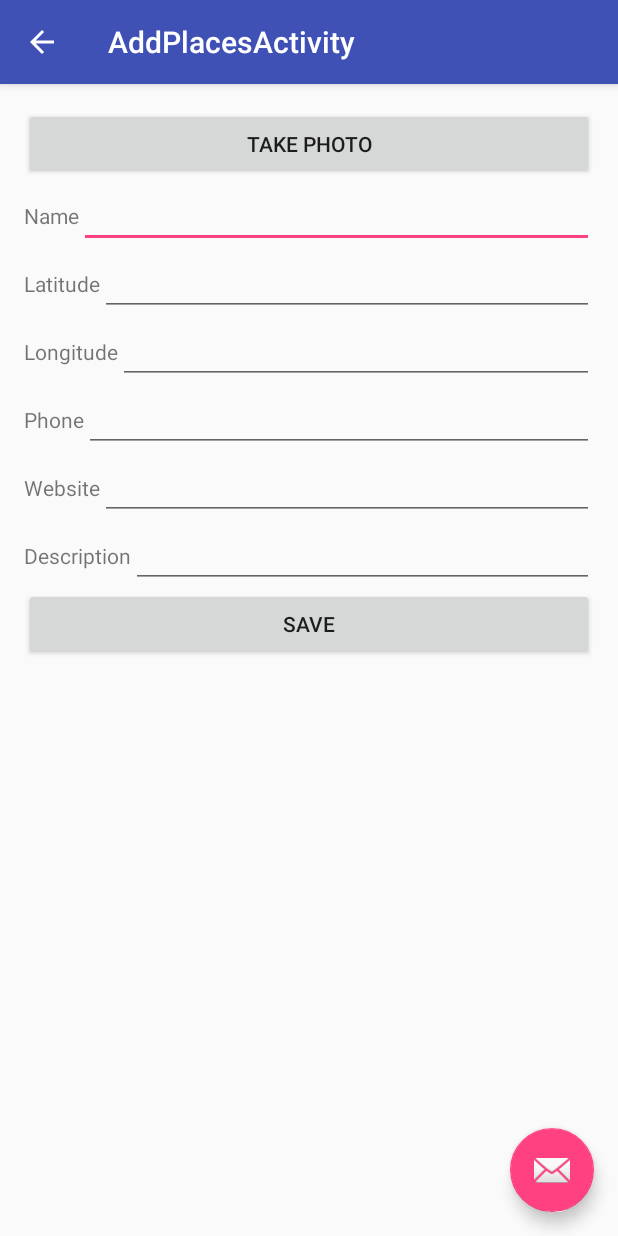
After one commit to vnthanh/MiniProject1-CityExplorer, an Android app: the AddPlacesActivity screen opened directly, with no data from a screen before it, on a phone screen of 412 x 824 dp. The commit adds this screen. Run offline under Robolectric (Android 15) with nearby library versions, the phone set to English and light mode, and no system bars.

Commit message:
Add "AddPlace" Activity, rework fileManager
- Add place activity
- image taken store in sdcard
- Rework file, create fileManager class (still hard-code)
- Bug of the day: get image taken, move between activity

```diff
--- /dev/null
+++ b/CityExplorer/app/src/main/java/com/example/user/cityexplorer/AddPlacesActivity.java
@@ -0,0 +1,153 @@
+package com.example.user.cityexplorer;
+
+import android.content.Intent;
+import android.content.res.AssetManager;
+import android.graphics.Bitmap;
+import android.graphics.BitmapFactory;
+import android.os.Bundle;
+import android.os.Environment;
+import android.provider.MediaStore;
+import android.support.design.widget.FloatingActionButton;
+import android.support.design.widget.Snackbar;
+import android.support.v7.app.AppCompatActivity;
+import android.support.v7.widget.Toolbar;
+import android.view.View;
+import android.widget.EditText;
+import android.widget.ImageView;
+
+import com.google.android.gms.maps.MapsInitializer;
+import com.google.android.gms.maps.model.LatLng;
+
+import java.io.File;
+import java.io.FileNotFoundException;
+import java.io.FileOutputStream;
+import java.io.IOException;
+import java.io.PrintStream;
+import java.util.ArrayList;
+
+public class AddPlacesActivity extends AppCompatActivity {
+
+    ImageView iv;
+    Bitmap bmp; // Store iamge to save
+    EditText et_PlaceName, et_Latitude, et_Longitude, et_Phone, et_Website, et_Description;
+    ArrayList<Place> PlacesFromFile;
+
+    @Override
+    protected void onCreate(Bundle savedInstanceState) {
+        super.onCreate(savedInstanceState);
+        setContentView(R.layout.activity_add_places);
+        Toolbar toolbar = (Toolbar) findViewById(R.id.toolbar);
+        setSupportActionBar(toolbar);
+
+        FloatingActionButton fab = (FloatingActionButton) findViewById(R.id.fab);
+        fab.setOnClickListener(new View.OnClickListener() {
+            @Override
+            public void onClick(View view) {
+                Snackbar.make(view, "Replace with your own action", Snackbar.LENGTH_LONG)
+                        .setAction("Action", null).show();
+            }
+        });
+        getSupportActionBar().setDisplayHomeAsUpEnabled(true);
+
+        //
+        iv = (ImageView) findViewById(R.id.iv_Photo);
+        et_PlaceName = (EditText) findViewById(R.id.et_PlaceName) ;
+        et_Latitude = (EditText) findViewById(R.id.et_Latitude) ;
+        et_Longitude = (EditText) findViewById(R.id.et_Longitude) ;
+        et_Phone = (EditText) findViewById(R.id.et_Phone) ;
+        et_Website = (EditText) findViewById(R.id.et_Website) ;
+        et_Description = (EditText) findViewById(R.id.et_Description) ;
+
+        // Load from file to write again to
+        // Load from internal, getFileDir
+
+        // Code copy from Bookmark act
+        AssetManager am = this.getAssets();
+        // first time launch: check if there is a file in getFileDir, if not, open in assets
+        // Dummy code for BookMark Act and ScrollingAct only
+        try {
+            PlacesFromFile = FileManager.LoadPlacesFromFile(openFileInput("places.txt")); // Load from file and store in ArrayList<Place>
+        } catch (IOException e) {
+            //e.printStackTrace();
+            try {
+                PlacesFromFile = FileManager.LoadPlacesFromFile(am.open("places.txt")); // if not found (not create) in fileDir, go on this file
+            } catch (IOException e1) {
+                e1.printStackTrace();
+            }
+        }
+    }
+
+    private static final int REQ_CODE_TAKE_PICTURE = 456;
+
+    public void bt_TakePhoto_Clicked(View view) {
+        Intent picIntent = new Intent(MediaStore.ACTION_IMAGE_CAPTURE);
+        startActivityForResult(picIntent, REQ_CODE_TAKE_PICTURE);
+    }
+
+    @Override
+    protected void onActivityResult(int requestCode, int resultCode,
+                                    Intent intent) {
+        if (requestCode == REQ_CODE_TAKE_PICTURE
+                && resultCode == RESULT_OK) {
+            bmp = (Bitmap) intent.getExtras().get("data");
+            iv.setImageBitmap(bmp);
+        }
+    }
+
+
+    public void bt_Save_Clicked(View view) {
+        String imageName = et_PlaceName.getText().toString();
+        String imageFileName = PlaceNameStringProcess(imageName);
+
+        /////////////////// Write bitmap to external sd card
+        File sd = Environment.getExternalStorageDirectory();
+        String fileName = imageFileName + ".png";
+        File dest = new File(sd, fileName);
+        try {
+            FileOutputStream out;
+            out = new FileOutputStream(dest);
+            bmp.compress(Bitmap.CompressFormat.PNG, 100, out);
+            out.flush();
+            out.close();
+        } catch (FileNotFoundException e) {
+            // TODO Auto-generated catch block
+            e.printStackTrace();
+        } catch (IOException e) {
+            // TODO Auto-generated catch block
+            e.printStackTrace();
+        }
+        ///////////////////
+
+
+         //Work on data first, image later
+        String name = et_PlaceName.getText().toString();
+        String lat = et_Latitude.getText().toString();
+        String longi = et_Longitude.getText().toString();
+        String phone = et_Phone.getText().toString();
+        String web = et_Website.getText().toString();
+        String des = et_Description.getText().toString();
+
+        LatLng ll = new LatLng(Double.parseDouble(lat),Double.parseDouble(longi));
+
+        PlacesFromFile.add(new Place(ll,name,phone,web,des,false));
+
+        // Bad code, re-write all to FileDir ? is it FileDir
+        try {
+            FileManager.SavePlacesToFile(PlacesFromFile,new PrintStream(openFileOutput("places.txt",MODE_PRIVATE)));
+        } catch (FileNotFoundException e) {
+            e.printStackTrace();
+        }
+
+        // Press save: restart maps act
+        // Solve not update problem, by start all over again
+        Intent intent = new Intent(AddPlacesActivity.this, MapsActivity.class);
+        startActivity(intent);
+    }
+
+    // Prpcess to get lower-case, space-clear string
+    public String PlaceNameStringProcess(String before){
+        String after = before.replaceAll(" ","");
+        after = after.toLowerCase(); // Note: It doesn't work because strings are immutable. You need to reassign
+        return after;
+    }
+}
--- /dev/null
+++ b/CityExplorer/app/src/main/java/com/example/user/cityexplorer/FileManager.java
@@ -0,0 +1,70 @@
+package com.example.user.cityexplorer;
+
+import com.google.android.gms.maps.model.LatLng;
+
+import java.io.FileNotFoundException;
+import java.io.InputStream;
+import java.io.PrintStream;
+import java.util.ArrayList;
+import java.util.Scanner;
+
+/**
+ * Created by USER on 4/25/2016.
+ */
+public class FileManager {
+    public static ArrayList<Place> LoadPlacesFromFile(InputStream inputStream){
+        ArrayList<Place> PlacesFromFile = new ArrayList<>();
+
+        com.example.user.cityexplorer.Place tempPlace;
+        LatLng tempPosition;
+        double tempLat, tempLng; // Lat and Lng
+        String tempName;
+        String tempPhone;
+        String tempWebsite;
+        String tempDes;
+        boolean tempBookmark;
+        // input Stream from assets
+        Scanner scan = new Scanner(inputStream);
+
+        // Be carefull , scanner type: double, int, -> mismatch bug
+
+        /*String n = scan.nextLine();
+        int nPlaces = Integer.parseInt(n);*/
+        int nPlaces = scan.nextInt();
+
+        for (int i = 0; i < nPlaces; i++) {
+            tempLat = scan.nextDouble();
+            tempLng = scan.nextDouble();
+            tempPosition = new LatLng(tempLat, tempLng);
+            scan.nextLine();
+            tempName = scan.nextLine();
+            tempPhone = scan.nextLine();
+            tempWebsite = scan.nextLine();
+            tempDes = scan.nextLine();
+            tempBookmark = scan.nextBoolean();
+
+            tempPlace = new com.example.user.cityexplorer.Place(tempPosition, tempName, tempPhone, tempWebsite, tempDes,tempBookmark);
+            PlacesFromFile.add(tempPlace);
+        }
+
+        scan.close();
+
+        return PlacesFromFile;
+    }
+
+    public static void SavePlacesToFile(ArrayList<Place> places, PrintStream output) {
+        output.println(places.size());
+
+        for (int i = 0; i < places.size(); i++) {
+            output.println(places.get(i).postion.latitude);
+            output.println(places.get(i).postion.longitude); // bug copy, changed
+            output.println(places.get(i).name);
+            output.println(places.get(i).phone);
+            output.println(places.get(i).website);
+            output.println(places.get(i).description);
+            output.println(places.get(i).isBookmark);
+        }
+
+        output.close();
+    }
+}
--- /dev/null
+++ b/CityExplorer/app/src/main/res/layout/activity_add_places.xml
@@ -0,0 +1,34 @@
+<?xml version="1.0" encoding="utf-8"?>
+<android.support.design.widget.CoordinatorLayout xmlns:android="http://schemas.android.com/apk/res/android"
+    xmlns:app="http://schemas.android.com/apk/res-auto"
+    xmlns:tools="http://schemas.android.com/tools"
+    android:layout_width="match_parent"
+    android:layout_height="match_parent"
+    android:fitsSystemWindows="true"
+    tools:context="com.example.user.cityexplorer.AddPlacesActivity">
+
+    <android.support.design.widget.AppBarLayout
+        android:layout_width="match_parent"
+        android:layout_height="wrap_content"
+        android:theme="@style/AppTheme.AppBarOverlay">
+
+        <android.support.v7.widget.Toolbar
+            android:id="@+id/toolbar"
+            android:layout_width="match_parent"
+            android:layout_height="?attr/actionBarSize"
+            android:background="?attr/colorPrimary"
+            app:popupTheme="@style/AppTheme.PopupOverlay" />
+
+    </android.support.design.widget.AppBarLayout>
+
+    <include layout="@layout/content_add_places" />
+
+    <android.support.design.widget.FloatingActionButton
+        android:id="@+id/fab"
+        android:layout_width="wrap_content"
+        android:layout_height="wrap_content"
+        android:layout_gravity="bottom|end"
+        android:layout_margin="@dimen/fab_margin"
+        android:src="@android:drawable/ic_dialog_email" />
+
+</android.support.design.widget.CoordinatorLayout>
--- /dev/null
+++ b/CityExplorer/app/src/main/res/layout/content_add_places.xml
@@ -0,0 +1,128 @@
+<?xml version="1.0" encoding="utf-8"?>
+<LinearLayout xmlns:android="http://schemas.android.com/apk/res/android"
+    xmlns:app="http://schemas.android.com/apk/res-auto"
+    xmlns:tools="http://schemas.android.com/tools"
+    android:layout_width="match_parent"
+    android:layout_height="match_parent"
+    android:paddingBottom="@dimen/activity_vertical_margin"
+    android:paddingLeft="@dimen/activity_horizontal_margin"
+    android:paddingRight="@dimen/activity_horizontal_margin"
+    android:paddingTop="@dimen/activity_vertical_margin"
+    app:layout_behavior="@string/appbar_scrolling_view_behavior"
+    tools:context="com.example.user.cityexplorer.AddPlacesActivity"
+    android:orientation="vertical"
+    tools:showIn="@layout/activity_add_places">
+
+    <ScrollView
+        android:layout_width="match_parent"
+        android:layout_height="wrap_content">
+
+        <LinearLayout
+            android:layout_width="match_parent"
+            android:layout_height="wrap_content"
+            android:orientation="vertical">
+            <ImageView
+                android:layout_width="match_parent"
+                android:layout_height="wrap_content"
+                android:id="@+id/iv_Photo"/>
+            <Button
+                android:layout_width="match_parent"
+                android:layout_height="wrap_content"
+                android:text="Take photo"
+                android:id="@+id/bt_TakePhoto"
+                android:onClick="bt_TakePhoto_Clicked"/>
+
+            <LinearLayout
+                android:layout_width="match_parent"
+                android:layout_height="wrap_content"
+                android:orientation="horizontal">
+                <TextView
+                    android:layout_width="wrap_content"
+                    android:layout_height="wrap_content"
+                    android:text="Name" />
+                <EditText
+                    android:layout_width="match_parent"
+                    android:layout_height="wrap_content"
+                    android:id="@+id/et_PlaceName"/>
+
+            </LinearLayout>
+            <LinearLayout
+                android:layout_width="match_parent"
+                android:layout_height="wrap_content"
+                android:orientation="horizontal">
+                <TextView
+                    android:layout_width="wrap_content"
+                    android:layout_height="wrap_content"
+                    android:text="Latitude"/>
+                <EditText
+                    android:layout_width="match_parent"
+                    android:layout_height="wrap_content"
+                    android:id="@+id/et_Latitude"/>
+
+            </LinearLayout>
+            <LinearLayout
+                android:layout_width="match_parent"
+                android:layout_height="wrap_content"
+                android:orientation="horizontal">
+                <TextView
+                    android:layout_width="wrap_content"
+                    android:layout_height="wrap_content"
+                    android:text="Longitude"/>
+                <EditText
+                    android:layout_width="match_parent"
+                    android:layout_height="wrap_content"
+                    android:id="@+id/et_Longitude"/>
+
+            </LinearLayout>
+            <LinearLayout
+                android:layout_width="match_parent"
+                android:layout_height="wrap_content"
+                android:orientation="horizontal">
+                <TextView
+                    android:layout_width="wrap_content"
+                    android:layout_height="wrap_content"
+                    android:text="Phone"/>
+                <EditText
+                    android:layout_width="match_parent"
+                    android:layout_height="wrap_content"
+                    android:id="@+id/et_Phone"/>
+
+            </LinearLayout>
+            <LinearLayout
+                android:layout_width="match_parent"
+                android:layout_height="wrap_content"
+                android:orientation="horizontal">
+                <TextView
+                    android:layout_width="wrap_content"
+                    android:layout_height="wrap_content"
+                    android:text="Website"/>
+                <EditText
+                    android:layout_width="match_parent"
+                    android:layout_height="wrap_content"
+                    android:id="@+id/et_Website"/>
+
+            </LinearLayout>
+            <LinearLayout
+                android:layout_width="match_parent"
+                android:layout_height="wrap_content"
+                android:orientation="horizontal">
+                <TextView
+                    android:layout_width="wrap_content"
+                    android:layout_height="wrap_content"
+                    android:text="Description"/>
+                <EditText
+                    android:layout_width="match_parent"
+                    android:layout_height="wrap_content"
+                    android:id="@+id/et_Description"/>
+
+            </LinearLayout>
+            <Button
+                android:layout_width="match_parent"
+                android:layout_height="wrap_content"
+                android:text="Save"
+                android:id="@+id/bt_Save"
+                android:onClick="bt_Save_Clicked"/>
+
+        </LinearLayout>
+    </ScrollView>
+</LinearLayout>
--- a/CityExplorer/app/src/main/res/values/strings.xml
+++ b/CityExplorer/app/src/main/res/values/strings.xml
@@ -92,4 +92,5 @@
         "when a user tries to pick up one of cards.\n\n"
     </string>
     <string name="action_settings">Settings</string>
+    <string name="title_activity_add_places">AddPlacesActivity</string>
 </resources>
```
Also changed, not shown: CityExplorer/app/src/main/AndroidManifest.xml (+12 -0 lines), CityExplorer/app/src/main/java/com/example/user/cityexplorer/BookmarkActivity.java (+3 -39 lines), CityExplorer/app/src/main/java/com/example/user/cityexplorer/MapsActivity.java (+40 -7 lines), CityExplorer/app/src/main/java/com/example/user/cityexplorer/PlacesActivity.java (+12 -5 lines), CityExplorer/app/src/main/java/com/example/user/cityexplorer/ScrollingActivity.java (+29 -40 lines), CityExplorer/app/src/main/res/values/ids.xml (+11 -0 lines).
